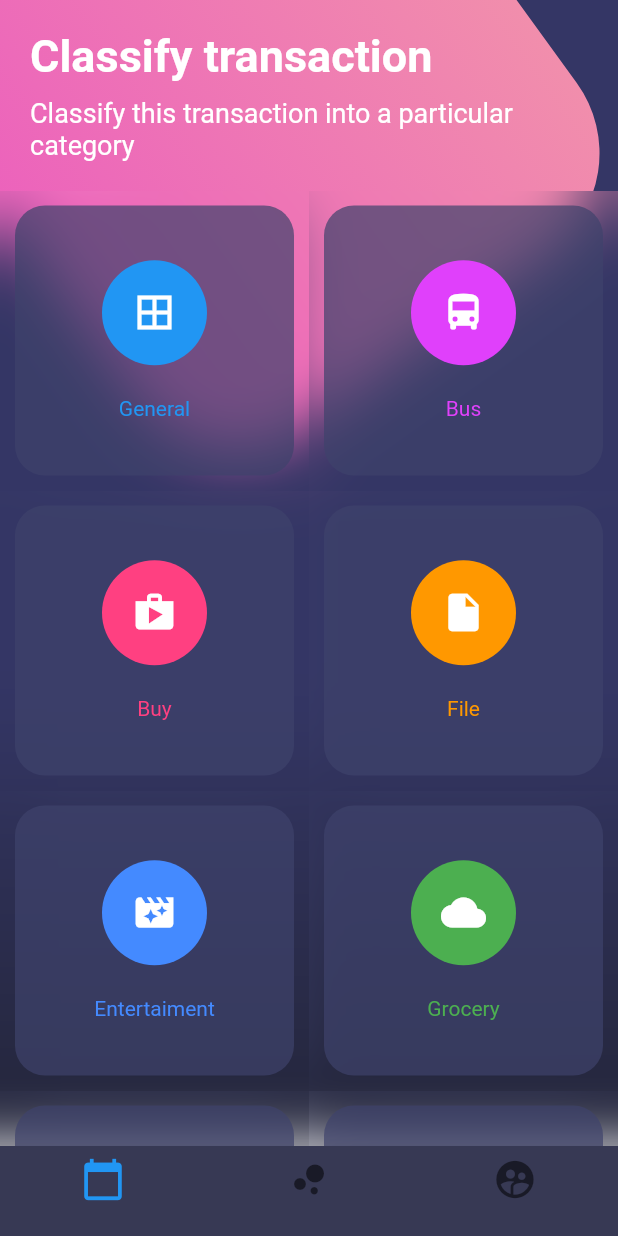
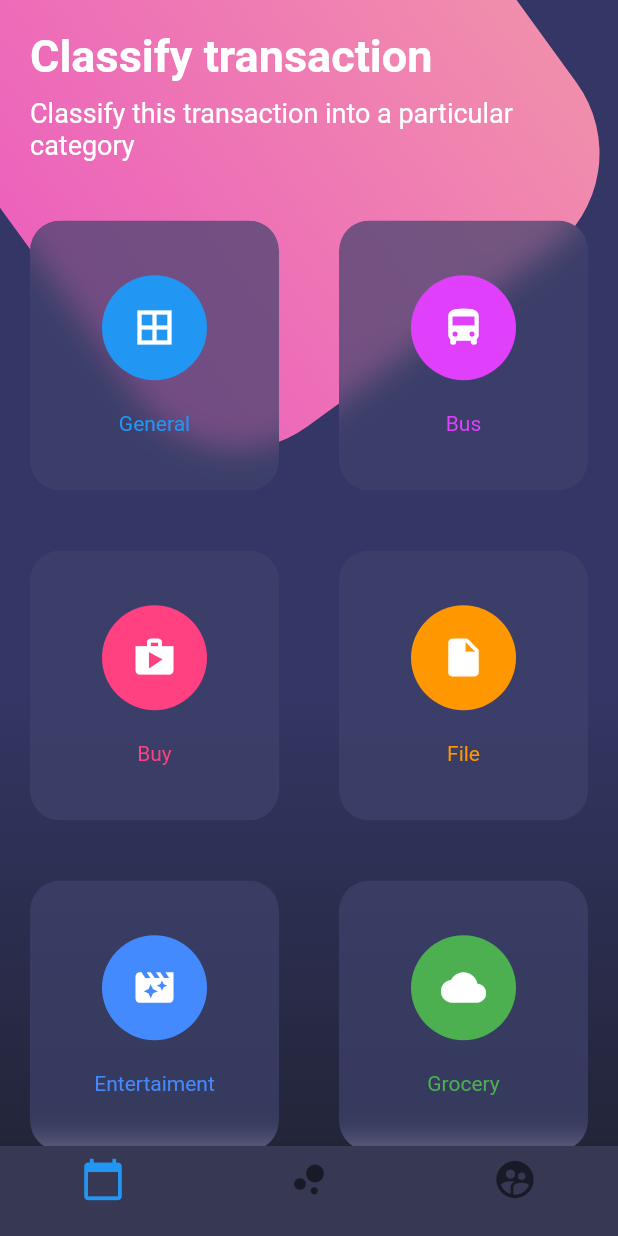
Before and after one commit to dznkos/makedraw, a Flutter app: the PrincipalPage screen opened by its route, on a phone screen of 412 x 824 dp. Run offline on Flutter 3.47's test engine with Material 2 defaults, Android fonts, the phone set to English and light mode, and no system bars; network calls fail.

Commit message:
makedraw-7

```diff
--- a/lib/src/pages/principal_page.dart
+++ b/lib/src/pages/principal_page.dart
@@ -154,18 +154,7 @@ class PrincipalPage extends StatelessWidget {
 
   Widget _crearBotonRedondeado( Color color, IconData icono, String texto ) {
 
-
-    return ClipRect(
-      child: BackdropFilter(
-        filter: ImageFilter.blur( sigmaX: 20.0, sigmaY: 20.0 ),
-        child: Container(
-          height: 180.0,
-          margin: EdgeInsets.all(10.0),
-          decoration: BoxDecoration(
-              color: Color.fromRGBO(62, 66, 107, 0.7),
-              borderRadius: BorderRadius.circular(20.0)
-          ),
-          child: Column(
+    final _containButton = Column(
       mainAxisAlignment: MainAxisAlignment.spaceAround,
       children: <Widget>[
         SizedBox( height: 5.0 ),
@@ -177,9 +166,30 @@ class PrincipalPage extends StatelessWidget {
         Text( texto , style: TextStyle( color: color )),
         SizedBox( height: 5.0 )
       ],
+    );
+
+    return  Stack(
+      children:[
+        Padding(
+          padding: const EdgeInsets.all(20.0),
+          child: ClipRRect(
+            borderRadius: BorderRadius.circular(20.0),
+            child: BackdropFilter(
+              filter: ImageFilter.blur(sigmaY: 10.0,sigmaX: 10.0) ,
+              child: Container(
+                  height: 180.0,
+                  width: 170,
+                  //margin: EdgeInsets.all(10.0),
+                  decoration: BoxDecoration(
+                      color: Color.fromRGBO(62, 66, 107, 0.7),
+                      borderRadius: BorderRadius.circular(20.0)
+                  ),
+                  child: _containButton
               ),
             ),
           ),
+        ),
+      ]
     );
   }
 
```
Lines whose indentation alone changed are shown as unchanged.
